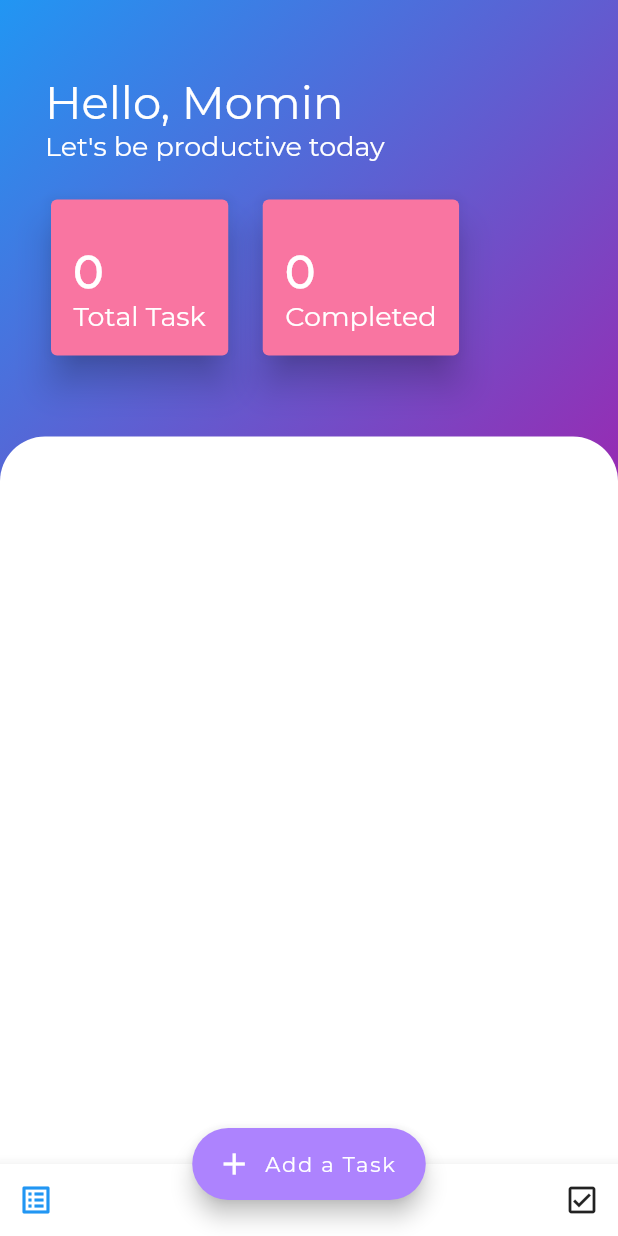
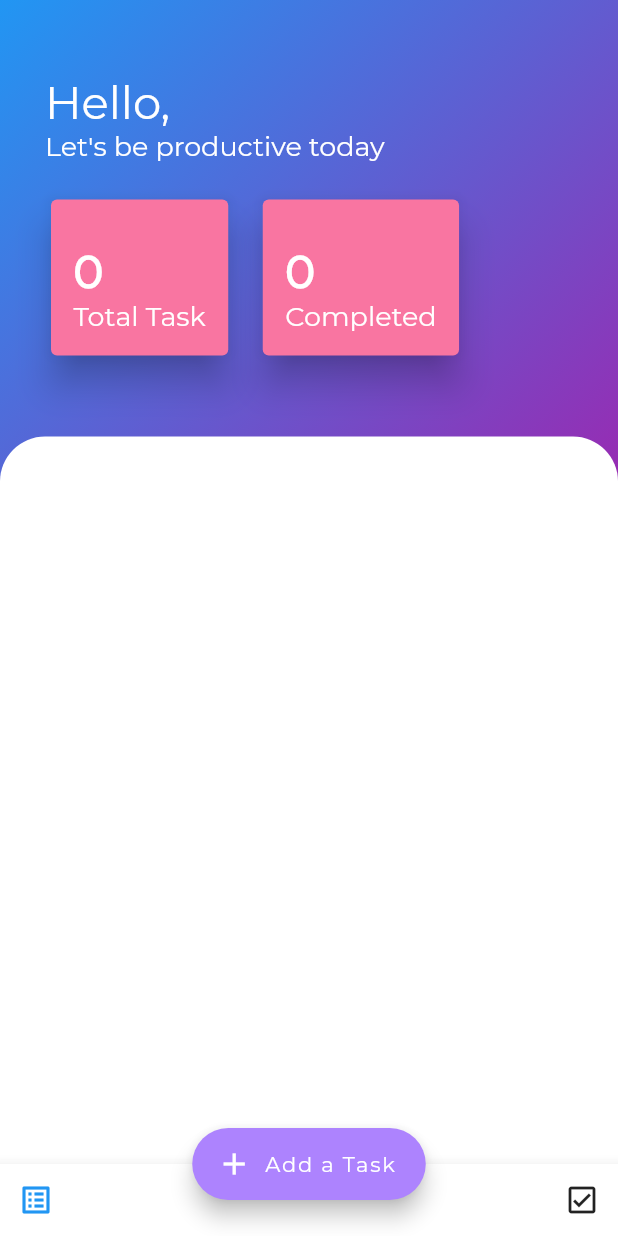
Before and after one commit to abdulmominsakib/KajToDo, a Flutter app: the screen it shows after launch, on a phone screen of 412 x 824 dp. Run offline on Flutter 3.47's test engine with Material 2 defaults, Android fonts, the light colour scheme and no system bars; our stand-ins replace hive, hive_flutter; accounts and stored records are empty; generated files the repository leaves out were written again.

Commit message:
Updated Main Header

```diff
--- a/lib/component/sharedComponent/mainHeader.dart
+++ b/lib/component/sharedComponent/mainHeader.dart
@@ -6,7 +6,7 @@ import 'package:provider/provider.dart';
 
 import 'taskStateCard.dart';
 
-String userName = 'Momin';
+String userName = '';
 
 class MainHeader extends StatelessWidget {
   @override
```
